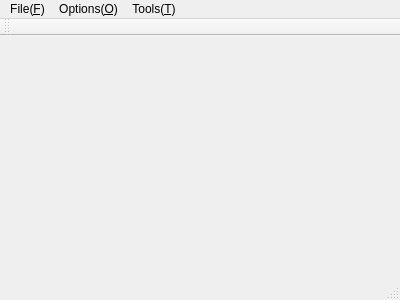
Qt form mainwindow.ui (KangLin/RabbitGIS) before a commit.
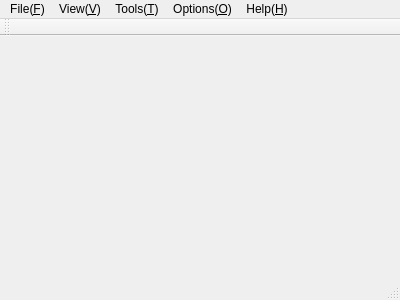
The same form after that commit. Icons and pictures are not drawn.

```diff
--- a/mainwindow.ui
+++ b/mainwindow.ui
@@ -63,9 +63,24 @@
     </property>
     <addaction name="actionMeasure_the_distance_M"/>
    </widget>
+   <widget class="QMenu" name="menuView_V">
+    <property name="title">
+     <string>View(&amp;V)</string>
+    </property>
+    <addaction name="actionToolBar"/>
+    <addaction name="actionStatusBar_S"/>
+   </widget>
+   <widget class="QMenu" name="menuHelp_H">
+    <property name="title">
+     <string>Help(&amp;H)</string>
+    </property>
+    <addaction name="actionAbout_A"/>
+   </widget>
    <addaction name="menuFile_F"/>
-   <addaction name="menuOptions"/>
+   <addaction name="menuView_V"/>
    <addaction name="menuTools_T"/>
+   <addaction name="menuOptions"/>
+   <addaction name="menuHelp_H"/>
   </widget>
   <widget class="QToolBar" name="mainToolBar">
    <attribute name="toolBarArea">
```
Left out of the diff: 47 changed lines with no effect on the pictures.
